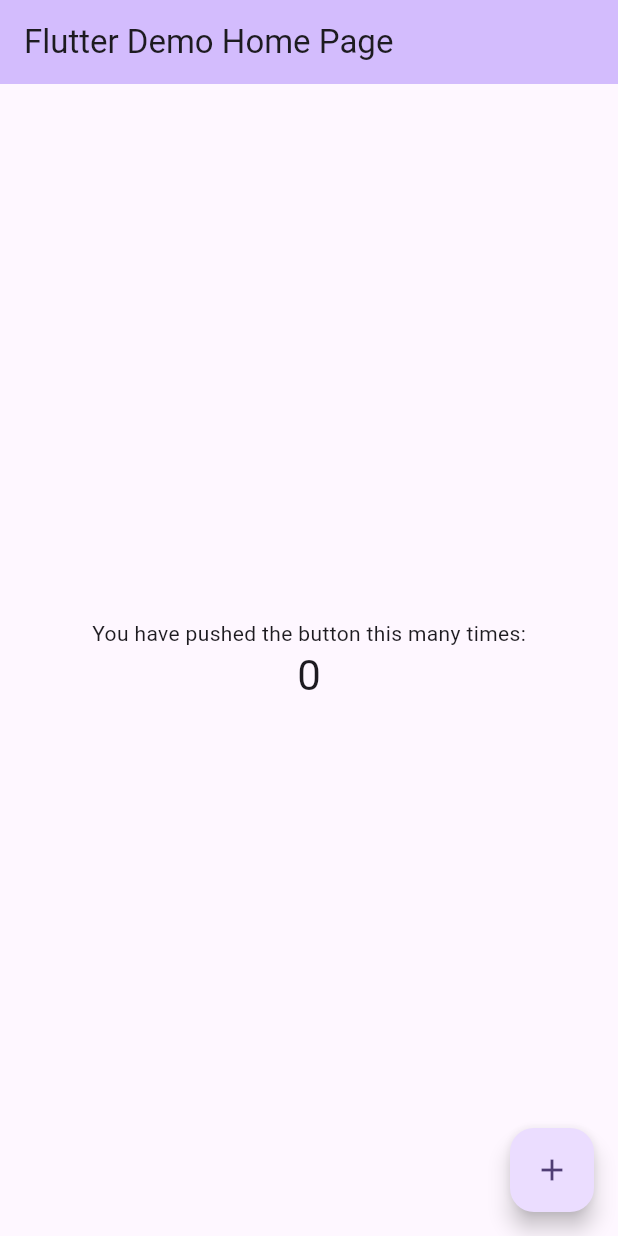
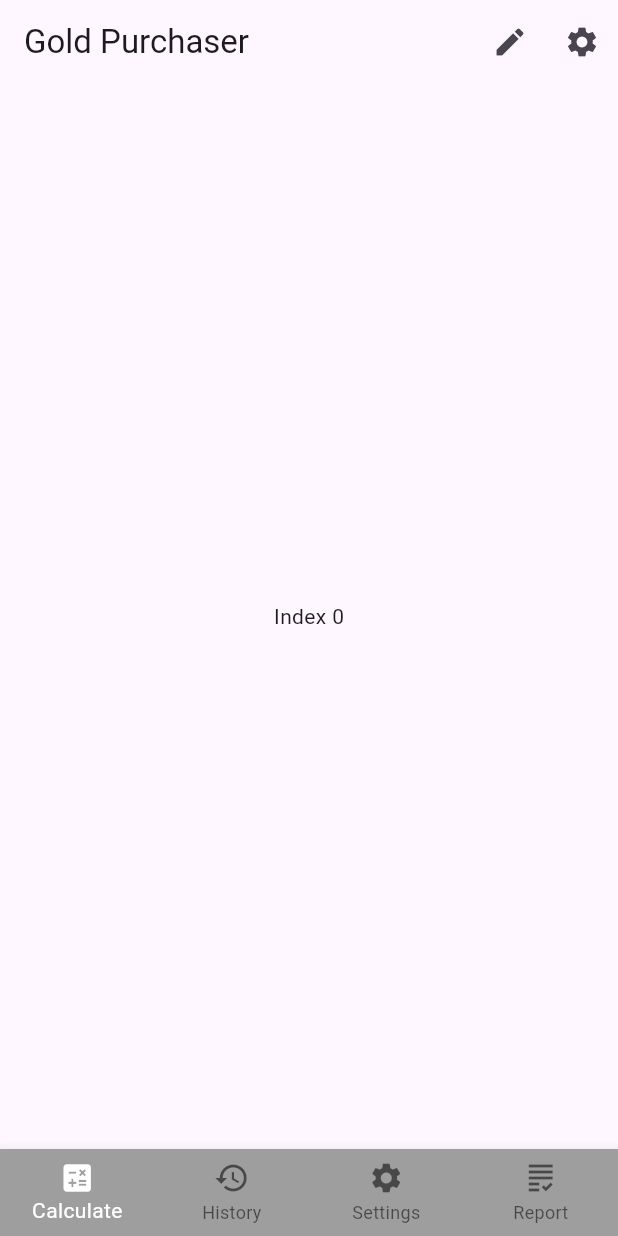
Before and after one commit to samuael/nbe, a Flutter app: the screen it shows after launch, on a phone screen of 412 x 824 dp. Run offline on Flutter 3.47's test engine with Material 3 defaults, Android fonts, the phone set to English and light mode, and no system bars.

Commit message:
Bottom navigation implemented

```diff
--- a/lib/main.dart
+++ b/lib/main.dart
@@ -1,4 +1,5 @@
 import 'package:flutter/material.dart';
+import 'package:nbe/screens/calculator.dart';
 
 void main() {
   runApp(const MyApp());
@@ -7,116 +8,74 @@ void main() {
 class MyApp extends StatelessWidget {
   const MyApp({super.key});
 
-  // This widget is the root of your application.
   @override
   Widget build(BuildContext context) {
     return MaterialApp(
-      title: 'Flutter Demo',
-      theme: ThemeData(
-        // This is the theme of your application.
-        //
-        // TRY THIS: Try running your application with "flutter run". You'll see
-        // the application has a purple toolbar. Then, without quitting the app,
-        // try changing the seedColor in the colorScheme below to Colors.green
-        // and then invoke "hot reload" (save your changes or press the "hot
-        // reload" button in a Flutter-supported IDE, or press "r" if you used
-        // the command line to start the app).
-        //
-        // Notice that the counter didn't reset back to zero; the application
-        // state is not lost during the reload. To reset the state, use hot
-        // restart instead.
-        //
-        // This works for code too, not just values: Most code changes can be
-        // tested with just a hot reload.
-        colorScheme: ColorScheme.fromSeed(seedColor: Colors.deepPurple),
-      ),
-      home: const MyHomePage(title: 'Flutter Demo Home Page'),
+      title: 'Gold Purchasing Rate',
+      home: NavigationController(),
     );
   }
 }
 
-class MyHomePage extends StatefulWidget {
-  const MyHomePage({super.key, required this.title});
-
-  // This widget is the home page of your application. It is stateful, meaning
-  // that it has a State object (defined below) that contains fields that affect
-  // how it looks.
-
-  // This class is the configuration for the state. It holds the values (in this
-  // case the title) provided by the parent (in this case the App widget) and
-  // used by the build method of the State. Fields in a Widget subclass are
-  // always marked "final".
-
-  final String title;
+class NavigationController extends StatefulWidget {
+  const NavigationController({super.key});
 
   @override
-  State<MyHomePage> createState() => _MyHomePageState();
+  State<NavigationController> createState() => _NavigationControllerState();
 }
 
-class _MyHomePageState extends State<MyHomePage> {
-  int _counter = 0;
+class _NavigationControllerState extends State<NavigationController> {
+  int _currentIndex = 0;
+  static const List<Widget> widgetList = [
+    Center(child: Text('Index 0')),
+    Center(child: Text('Index 1')),
+    Center(child: Text('Index 2')),
+    Center(child: Text('Index 3')),
+  ];
 
-  void _incrementCounter() {
-    setState(() {
-      // This call to setState tells the Flutter framework that something has
-      // changed in this State, which causes it to rerun the build method below
-      // so that the display can reflect the updated values. If we changed
-      // _counter without calling setState(), then the build method would not be
-      // called again, and so nothing would appear to happen.
-      _counter++;
-    });
+  @override
+  void initState() {
+    super.initState();
   }
 
   @override
   Widget build(BuildContext context) {
-    // This method is rerun every time setState is called, for instance as done
-    // by the _incrementCounter method above.
-    //
-    // The Flutter framework has been optimized to make rerunning build methods
-    // fast, so that you can just rebuild anything that needs updating rather
-    // than having to individually change instances of widgets.
     return Scaffold(
       appBar: AppBar(
-        // TRY THIS: Try changing the color here to a specific color (to
-        // Colors.amber, perhaps?) and trigger a hot reload to see the AppBar
-        // change color while the other colors stay the same.
-        backgroundColor: Theme.of(context).colorScheme.inversePrimary,
-        // Here we take the value from the MyHomePage object that was created by
-        // the App.build method, and use it to set our appbar title.
-        title: Text(widget.title),
+        title: Text('Gold Purchaser'),
+        actions: [
+          IconButton(onPressed: () {}, icon: Icon(Icons.edit)),
+          IconButton(onPressed: () {}, icon: Icon(Icons.settings)),
+        ],
       ),
-      body: Center(
-        // Center is a layout widget. It takes a single child and positions it
-        // in the middle of the parent.
-        child: Column(
-          // Column is also a layout widget. It takes a list of children and
-          // arranges them vertically. By default, it sizes itself to fit its
-          // children horizontally, and tries to be as tall as its parent.
-          //
-          // Column has various properties to control how it sizes itself and
-          // how it positions its children. Here we use mainAxisAlignment to
-          // center the children vertically; the main axis here is the vertical
-          // axis because Columns are vertical (the cross axis would be
-          // horizontal).
-          //
-          // TRY THIS: Invoke "debug painting" (choose the "Toggle Debug Paint"
-          // action in the IDE, or press "p" in the console), to see the
-          // wireframe for each widget.
-          mainAxisAlignment: MainAxisAlignment.center,
-          children: <Widget>[
-            const Text('You have pushed the button this many times:'),
-            Text(
-              '$_counter',
-              style: Theme.of(context).textTheme.headlineMedium,
-            ),
-          ],
-        ),
+      body: widgetList[_currentIndex],
+      bottomNavigationBar: BottomNavigationBar(
+        type: BottomNavigationBarType.fixed,
+        fixedColor: Colors.white,
+        backgroundColor: Colors.grey,
+
+        items: [
+          BottomNavigationBarItem(
+            icon: Icon(Icons.calculate),
+            label: 'Calculate',
+          ),
+          BottomNavigationBarItem(icon: Icon(Icons.history), label: 'History'),
+          BottomNavigationBarItem(
+            icon: Icon(Icons.settings),
+            label: 'Settings',
+          ),
+          BottomNavigationBarItem(
+            icon: Icon(Icons.grading_sharp),
+            label: 'Report',
+          ),
+        ],
+        currentIndex: _currentIndex,
+        onTap: (value) {
+          setState(() {
+            _currentIndex = value;
+          });
+        },
       ),
-      floatingActionButton: FloatingActionButton(
-        onPressed: _incrementCounter,
-        tooltip: 'Increment',
-        child: const Icon(Icons.add),
-      ), // This trailing comma makes auto-formatting nicer for build methods.
     );
   }
 }
--- /dev/null
+++ b/lib/screens/calculator.dart
@@ -0,0 +1,15 @@
+import 'package:flutter/material.dart';
+
+class CalculatorScreen extends StatefulWidget {
+  const CalculatorScreen({super.key});
+
+  State<CalculatorScreen> createState() => _CalculatorScreenState();
+}
+
+class _CalculatorScreenState extends State<CalculatorScreen> {
+  @override
+  Widget build(BuildContext context) {
+    // TODO: implement build
+    throw UnimplementedError();
+  }
+}
```
